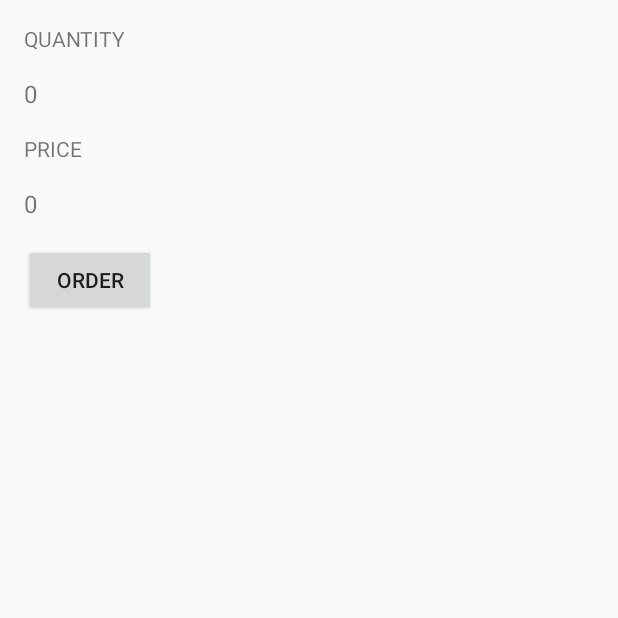
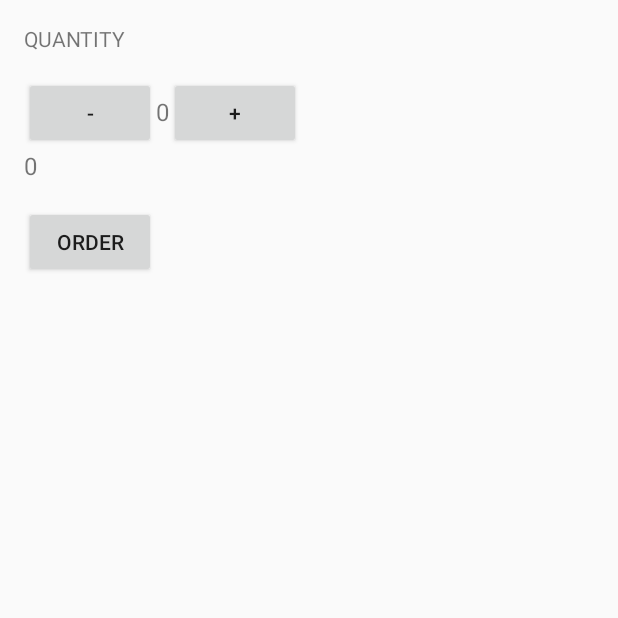
Before and after one commit to dporr/justJava_nanodegreeP2, an Android app: the screen it shows after launch (MainActivity), on a phone screen of 412 x 824 dp, the top half of it. Run offline under Robolectric (Android 15) with nearby library versions, the phone set to English and light mode, and no system bars.

Commit message:
Rearange quatityPicker horizontally

```diff
--- a/app/src/main/res/layout/activity_main.xml
+++ b/app/src/main/res/layout/activity_main.xml
@@ -14,23 +14,28 @@
         android:textAllCaps="true"
         android:paddingBottom="16dp"
         />
-    <TextView
+    <LinearLayout
+        android:layout_width="match_parent"
+        android:layout_height="wrap_content"
+        android:orientation="horizontal">
+        <Button
+            android:onClick="decreaseOneCoffee"
+            android:layout_width="wrap_content"
+            android:layout_height="wrap_content"
+            android:text="-"/>
+        <TextView
         android:id="@+id/quantity_text_view"
         android:layout_width="wrap_content"
         android:layout_height="wrap_content"
         android:color="@android:color/black"
         android:text="0"
         android:textSize="16sp"
-        android:paddingBottom="16dp"/>
-    <LinearLayout
-        android:layout_width="match_parent"
-        android:layout_height="wrap_content">
-        <TextView
+        android:paddingBottom="16dp"/>>
+        <Button
+            android:onClick="addOneCoffee"
             android:layout_width="wrap_content"
             android:layout_height="wrap_content"
-            android:text="Price"
-            android:textAllCaps="true"
-            android:paddingBottom="16dp"
+            android:text="+"/>
             />
     </LinearLayout>
 
```
